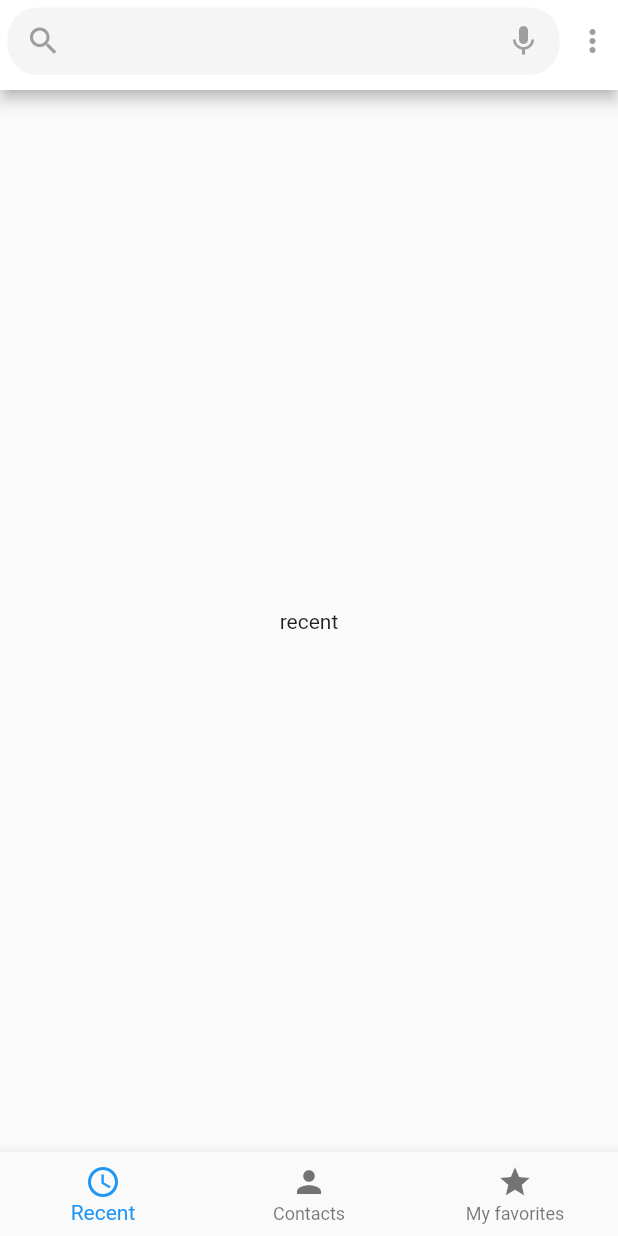
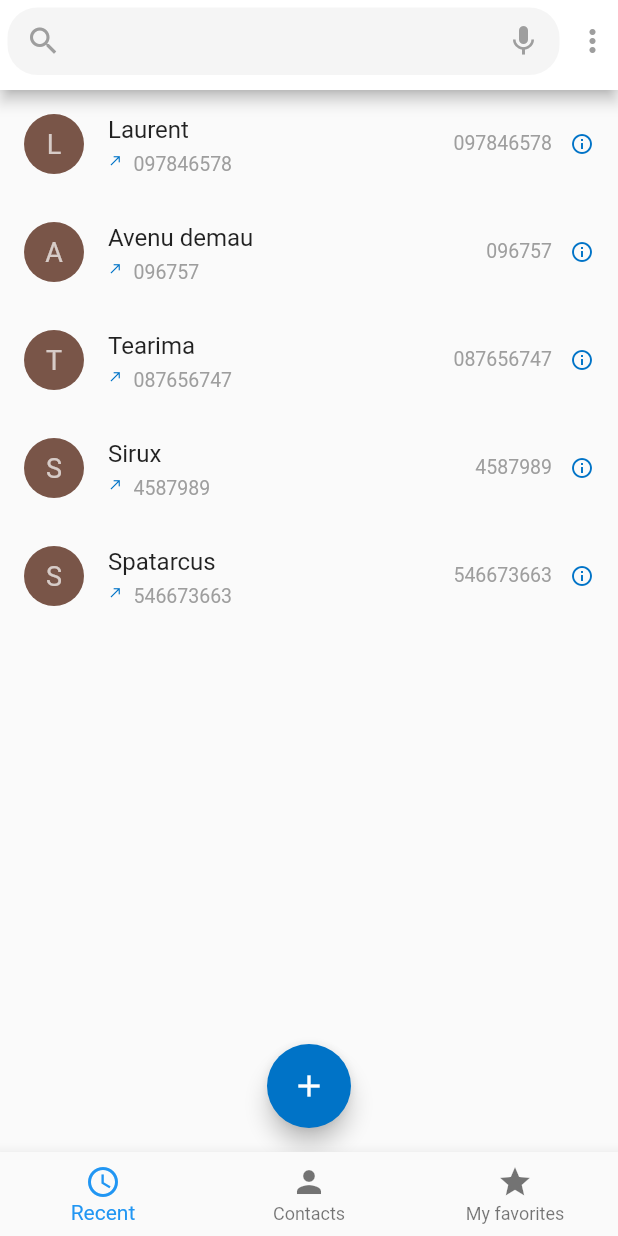
Before and after one commit to anicetkeric/contact_bloc_app, a Flutter app: the screen it shows after launch, on a phone screen of 412 x 824 dp. Run offline on Flutter 3.47's test engine with Material 2 defaults, Android fonts, the phone set to English and light mode, and no system bars.

Commit message:
contact screen

```diff
--- a/lib/ui/screen/contacts/contacts_screen.dart
+++ b/lib/ui/screen/contacts/contacts_screen.dart
@@ -1,10 +1,8 @@
 import 'dart:math';
 
-import 'package:contact_bloc_app/core/constants/route_constants.dart';
-import 'package:contact_bloc_app/core/constants/strings.dart';
-import 'package:contact_bloc_app/data/json/dummy_json.dart';
 import 'package:contact_bloc_app/data/models/contact_model.dart';
 import 'package:contact_bloc_app/ui/widget/app_bar.dart';
+import 'package:contact_bloc_app/ui/widget/dialpad_floating_action.dart';
 import 'package:flutter/material.dart';
 
 class ContactScreen extends StatefulWidget {
@@ -17,18 +15,8 @@ class _ContactScreenState extends State<ContactScreen> {
   Widget build(BuildContext context) {
     return Scaffold(
       appBar: Appbar(),
-      floatingActionButton: FloatingActionButton(
-        backgroundColor: Theme.of(context).primaryColor,
-        onPressed: () {
-          //context.read<TodoCubit>().createTodo(this.title);
-          Navigator.pushNamed(context, RouteConstants.contacts_details);
-
-        },
-        child: Icon(
-          Icons.add,
-          color: Colors.white,
-        ),
-      ),
+      floatingActionButton: DialPadFloatingAction(),
+      floatingActionButtonLocation: FloatingActionButtonLocation.centerFloat,
       body: Container(
         child: RefreshIndicator(
           child: ListView.builder(
@@ -37,15 +25,15 @@ class _ContactScreenState extends State<ContactScreen> {
               Contact _model = contactDummyData[index];
               return Column(
                 children: <Widget>[
-                  Divider(
+                /*  Divider(
                     height: 12.0,
-                  ),
+                  ),*/
                   ListTile(
                     leading: CircleAvatar(
                       backgroundColor: Colors.primaries[Random().nextInt(Colors.primaries.length)],
                       child: Text(
                         _model.name.substring(0, 1).toUpperCase(),
-                        style: TextStyle(fontSize: 26, color: Colors.white70),
+                        style: TextStyle(fontSize: 18, color: Colors.white70),
                       ),
                     ),
                     title: Row(
@@ -75,3 +63,10 @@ class _ContactScreenState extends State<ContactScreen> {
     });
   }
 }
+List<Contact> contactDummyData = [
+  Contact(id: 1, name: "Laurent", phone: "097846578", email: "Laurent@yahoo.fr", website: "website"),
+  Contact(id: 2, name: "Avenu demau", phone: "096757", email: "Laurent@yahoo.fr", website: "website"),
+  Contact(id: 3, name: "Tearima", phone: "087656747", email: "Laurent@yahoo.fr", website: "website"),
+  Contact(id: 4, name: "Sirux", phone: "4587989", email: "Laurent@yahoo.fr", website: "website"),
+  Contact(id: 5, name: "Spatarcus", phone: "546673663", email: "Laurent@yahoo.fr", website: "website")
+] ;
--- a/lib/ui/screen/contacts/favorites_screen.dart
+++ b/lib/ui/screen/contacts/favorites_screen.dart
@@ -1,4 +1,5 @@
 import 'package:contact_bloc_app/ui/widget/app_bar.dart';
+import 'package:contact_bloc_app/ui/widget/dialpad_floating_action.dart';
 import 'package:flutter/material.dart';
 
 class FavoriteScreen extends StatefulWidget {
@@ -11,6 +12,8 @@ class _FavoriteScreenState extends State<FavoriteScreen> {
   Widget build(BuildContext context) {
     return  Scaffold(
         appBar: Appbar(),
+        floatingActionButton: DialPadFloatingAction(),
+        floatingActionButtonLocation: FloatingActionButtonLocation.centerFloat,
         body: Center(
           child: Text('recent'),
         )
--- a/lib/ui/screen/contacts/recent_screen.dart
+++ b/lib/ui/screen/contacts/recent_screen.dart
@@ -1,4 +1,9 @@
+import 'dart:math';
+
+import 'package:contact_bloc_app/data/json/dummy_json.dart';
+import 'package:contact_bloc_app/data/models/contact_model.dart';
 import 'package:contact_bloc_app/ui/widget/app_bar.dart';
+import 'package:contact_bloc_app/ui/widget/dialpad_floating_action.dart';
 import 'package:flutter/material.dart';
 
 class RecentScreen extends StatefulWidget {
@@ -11,9 +16,62 @@ class _RecentScreenState extends State<RecentScreen> {
   Widget build(BuildContext context) {
     return  Scaffold(
         appBar: Appbar(),
-        body: Center(
-        child: Text('recent'),
-    )
+        floatingActionButton: DialPadFloatingAction(),
+        floatingActionButtonLocation: FloatingActionButtonLocation.centerFloat,
+      body: Container(
+        child: ListView.builder(
+            itemCount: contactDummyData.length,
+            itemBuilder: (context, index) {
+              Contact _model = contactDummyData[index];
+              return Column(
+                children: <Widget>[
+                  ListTile(
+                    leading: CircleAvatar(
+                      backgroundColor: Colors.primaries[Random().nextInt(Colors.primaries.length)],
+                      child: Text(
+                        _model.name.substring(0, 1).toUpperCase(),
+                        style: TextStyle(fontSize: 18, color: Colors.white70),
+                      ),
+                    ),
+                    title: Row(
+                      children: <Widget>[
+                        Text(_model.name),
+                      ],
+                    ),
+                    subtitle: Wrap(
+                      spacing: 7.0, // space between two icons
+                      children: <Widget>[
+                        Icon(
+                          Icons.north_east,
+                          size: 10.0,
+                          color: Theme.of(context).primaryColor,
+                          ),
+                        Text(_model.phone, style: TextStyle(
+                            fontWeight: FontWeight.normal,
+                            fontSize: 13.0,
+                            color:  Colors.grey)),
+                      ],
+                    ),
+                    trailing: Wrap(
+                      spacing: 12, // space between two icons
+                      children: <Widget>[
+                        Text(_model.phone, style: TextStyle(
+                          fontWeight: FontWeight.normal,
+                            fontSize: 13.0,
+                          color:  Colors.grey)),
+                        Icon(
+                          Icons.info_outline,
+                          size: 16.0,
+                          color: Theme.of(context).primaryColor,
+                        ), // icon-2
+                      ],
+                    ),
+                  ),
+                ],
+              );
+            },
+          ),
+        ),
     );
   }
 }
--- /dev/null
+++ b/lib/ui/widget/dialpad_floating_action.dart
@@ -0,0 +1,20 @@
+import 'package:flutter/material.dart';
+
+class DialPadFloatingAction extends StatelessWidget {
+
+
+  @override
+  Widget build(BuildContext context) {
+    return FloatingActionButton(
+        backgroundColor: Theme.of(context).primaryColor,
+        heroTag:  null,
+        onPressed: () {
+          print("Add new contacts");
+        },
+        child: Icon(
+          Icons.add,
+          color: Colors.white,
+        ),
+    );
+  }
+}
--- a/pubspec.yaml
+++ b/pubspec.yaml
@@ -28,6 +28,10 @@ dependencies:
   # The following adds the Cupertino Icons font to your application.
   # Use with the CupertinoIcons class for iOS style icons.
   cupertino_icons: ^1.0.2
+  bloc: ^6.1.1
+  url_launcher: ^6.0.4
+  flutter_sticky_header: ^0.6.0
+  keyboard_actions: ^3.4.0
 
 dev_dependencies:
   flutter_test:
```
Also changed, not shown: pubspec.lock.
